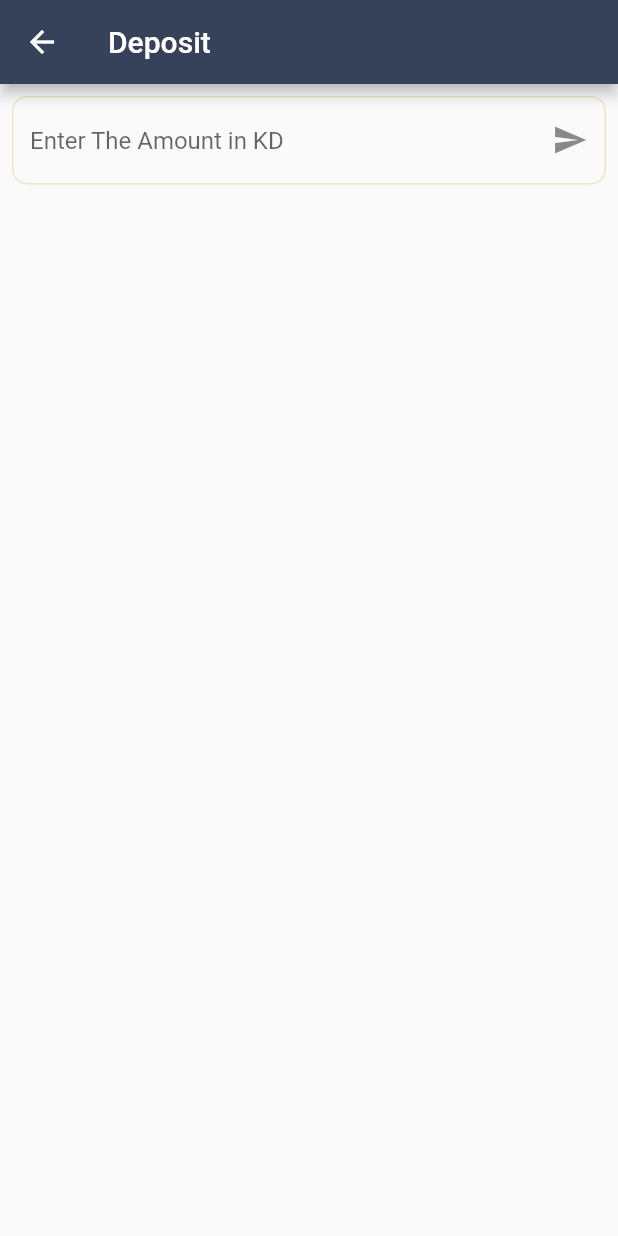
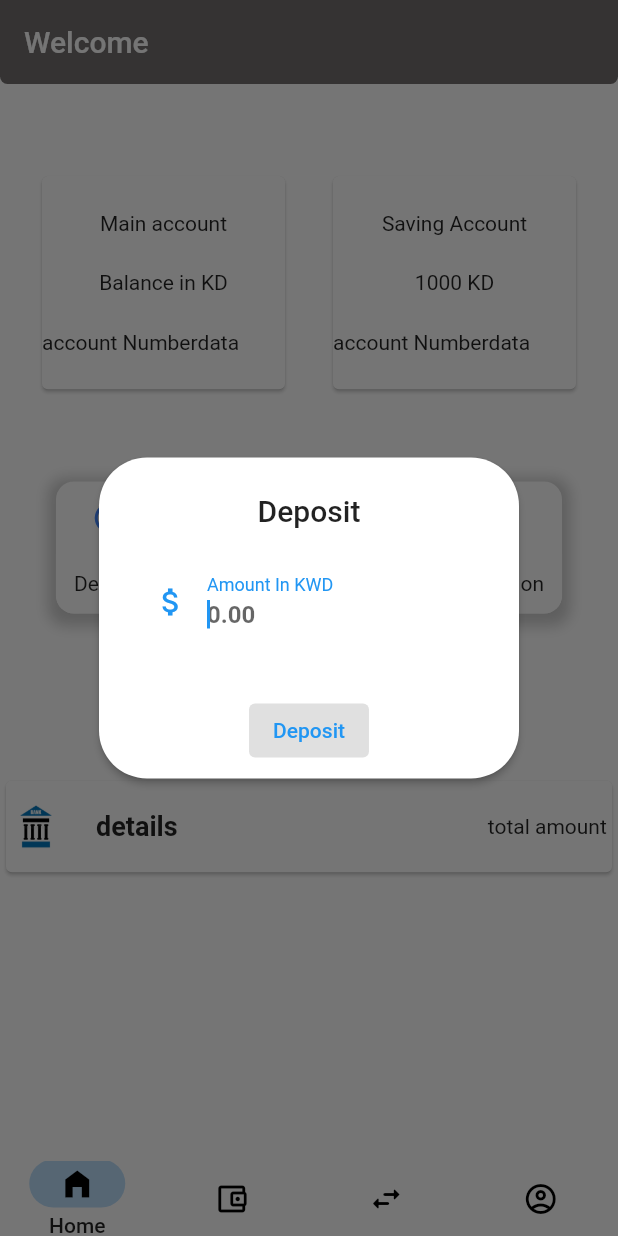
Before and after one commit to AbdulazizAlkhars/bank_app, a Flutter app: the ProfilePage screen opened by its route, after a tap on "Deposit", on a phone screen of 412 x 824 dp. Run offline on Flutter 3.47's test engine with Material 2 defaults, Android fonts, the phone set to English and light mode, and no system bars; our stand-ins replace dio, go_router, image_picker, shared_preferences; missing offline and left inert: jwt_decode; accounts and stored records are empty.

Commit message:
UI Mansour

```diff
--- a/lib/models/deposit.dart
+++ b/lib/models/deposit.dart
@@ -3,7 +3,11 @@ part 'deposit.g.dart';
 
 @JsonSerializable()
 class Deposit {
-  double amount;
-  String date = DateTime.now().toString().split(".").first;
+  int amount;
+
   Deposit({required this.amount});
+
+  factory Deposit.fromJson(Map<String, dynamic> json) =>
+      _$DepositFromJson(json);
+  Map<String, dynamic> toJson() => _$DepositToJson(this);
 }
--- a/lib/models/user.dart
+++ b/lib/models/user.dart
@@ -7,7 +7,7 @@ class User {
   String username;
   String? password;
   String? image;
-  double? balance;
+  int? balance;
   User(
       {this.id,
       required this.username,
--- /dev/null
+++ b/lib/models/withdrawal.dart
@@ -0,0 +1,13 @@
+import 'package:json_annotation/json_annotation.dart';
+part 'withdrawal.g.dart';
+
+@JsonSerializable()
+class Withdrawal {
+  double amount;
+  String date = DateTime.now().toString().split(".").first;
+  Withdrawal({required this.amount});
+
+  factory Withdrawal.fromJson(Map<String, dynamic> json) =>
+      _$WithdrawalFromJson(json);
+  Map<String, dynamic> toJson() => _$WithdrawalToJson(this);
+}
--- a/lib/pages/editprofile.dart
+++ b/lib/pages/editprofile.dart
@@ -1,6 +1,8 @@
 import 'package:bank_app/main.dart';
 import 'package:bank_app/providers/authprovider.dart';
+import 'package:bank_app/widget/deposit_open_dialog.dart';
 import 'package:flutter/material.dart';
+import 'package:flutter/services.dart';
 import 'package:flutter/src/foundation/key.dart';
 import 'package:flutter/src/widgets/framework.dart';
 import 'package:go_router/go_router.dart';
@@ -17,16 +19,8 @@ class ProfilePage extends StatefulWidget {
 
 class _ProfilePageState extends State<ProfilePage> {
   int index = 0;
-// final screens=[
-//   page1(),
-//   page1(),
-//   page1(),
-//   page1(),
-// ]
   @override
   Widget build(BuildContext context) {
-    // body:
-    // screens[index],
     var u = context.read<UserProvider>().user;
     return Scaffold(
       backgroundColor: Colors.white,
@@ -39,12 +33,12 @@ class _ProfilePageState extends State<ProfilePage> {
         ),
         backgroundColor: Color.fromARGB(255, 115, 112, 112),
         elevation: 0,
-        leading: Container(
-          width: 55,
-          child: Row(
-            children: [Align(), Icon(Icons.account_circle_outlined)],
-          ),
-        ),
+        // leading: Container(
+        //   width: 55,
+        //   child: Row(
+        //     children: [Align(), Icon(Icons.account_circle_outlined)],
+        //   ),
+        // ),
       ),
       bottomNavigationBar: NavigationBarTheme(
         data: NavigationBarThemeData(
@@ -65,7 +59,7 @@ class _ProfilePageState extends State<ProfilePage> {
                   selectedIcon: Icon(Icons.home_filled),
                   label: "Home"),
               NavigationDestination(
-                  icon: Icon(Icons.account_balance_wallet),
+                  icon: Icon(Icons.account_balance_wallet_outlined),
                   selectedIcon: Icon(Icons.account_balance_wallet),
                   label: "Account"),
               InkWell(
@@ -138,13 +132,18 @@ class _ProfilePageState extends State<ProfilePage> {
               child: Column(
                 children: [
                   Container(
-                    child: Icon(Icons.arrow_circle_left_sharp,
+                    child: Icon(Icons.add_circle_outline,
                         size: 24, color: Colors.blueAccent),
                     padding: const EdgeInsets.all(12),
                   ),
                   InkWell(
                     onTap: () {
-                      context.push("/deposit");
+                      showCashDialog(context, title: "Deposit",
+                          onSubmit: (value) {
+                        context.read<UserProvider>().addDeposit(value);
+
+                        print("Hello");
+                      }, buttonText: "Deposit");
                     },
                     child: Container(
                       decoration: const BoxDecoration(
@@ -178,7 +177,7 @@ class _ProfilePageState extends State<ProfilePage> {
               child: Column(
                 children: [
                   Container(
-                    child: Icon(Icons.arrow_circle_left_sharp,
+                    child: Icon(Icons.remove_circle_outline_rounded,
                         size: 24, color: Colors.blueAccent),
                     padding: const EdgeInsets.all(12),
                   ),
@@ -218,14 +217,16 @@ class _ProfilePageState extends State<ProfilePage> {
               child: Column(
                 children: [
                   Container(
-                    child: Icon(Icons.arrow_circle_left_sharp,
-                        size: 24, color: Colors.blueAccent),
+                    child: Icon(
+                        Icons.
+                            // list
+                            library_books_outlined,
+                        size: 24,
+                        color: Colors.blueAccent),
                     padding: const EdgeInsets.all(12),
                   ),
                   InkWell(
-                    onTap: () {
-                      context.push("/transfer");
-                    },
+                    onTap: () {},
                     child: Container(
                       decoration: const BoxDecoration(
                           color: Colors.white,
--- a/lib/providers/authprovider.dart
+++ b/lib/providers/authprovider.dart
@@ -1,4 +1,5 @@
 import 'dart:io';
+
 import 'package:flutter/material.dart';
 import 'package:jwt_decode/jwt_decode.dart';
 import 'package:shared_preferences/shared_preferences.dart';
@@ -65,4 +66,20 @@ class UserProvider extends ChangeNotifier {
     token = "";
     notifyListeners();
   }
+
+  void addDeposit(int amount) async {
+    user?.balance = (user?.balance ?? 0) + amount;
+    await AuthServices().addDepositService(amount);
+  }
+
+  void withDrawal(int amount) async {
+    if (amount < (user?.balance ?? 0) && user?.balance != 0) {
+      await AuthServices().withDrawalService(amount);
+      user?.balance = (user?.balance ?? 0) - amount;
+    }
+  }
+
+  void getTransactionsProvider() async {
+    await AuthServices().getTransactionsService();
+  }
 }
--- a/lib/services/authservices.dart
+++ b/lib/services/authservices.dart
@@ -1,3 +1,4 @@
+import 'package:bank_app/models/deposit.dart';
 import 'package:dio/dio.dart';
 
 import '../models/user.dart';
@@ -33,7 +34,21 @@ class AuthServices {
     }
     return token;
   }
+
+  Future<void> addDepositService(int deposit) async {
+    Deposit data = Deposit(amount: deposit);
+    var req = await Client.dio.post('/deposit', data: data.toJson());
+
+    // print("Network Error");
+  }
+
+  Future<void> withDrawalService(int deposit) async {
+    Deposit data = Deposit(amount: deposit);
+    var req = await Client.dio.post('/withdraw', data: data.toJson());
+  }
+
+  Future<void> getTransactionsService() async {
+    var res = await Client.dio.get('/transactions');
+    print(res.data);
+  }
 }
-
-bool mazaj = true;
-var e = ["Milk", if (mazaj) "Coffee", "Water"];
--- /dev/null
+++ b/lib/widget/deposit_open_dialog.dart
@@ -0,0 +1,103 @@
+import 'package:flutter/services.dart';
+import 'package:flutter/src/foundation/key.dart';
+import 'package:flutter/src/widgets/framework.dart';
+import 'package:flutter/material.dart';
+import 'package:flutter/foundation.dart';
+
+Future<void> showCashDialog(BuildContext context,
+    {required String title,
+    required void Function(int) onSubmit,
+    required String buttonText}) {
+  return showDialog(
+      context: context,
+      builder: (context) => DepositOpenDialog(
+            title: title,
+            onSubmit: onSubmit,
+            buttonText: buttonText,
+          ));
+}
+
+class DepositOpenDialog extends StatefulWidget {
+  final String title;
+  final String buttonText;
+
+  final void Function(int) onSubmit;
+  DepositOpenDialog(
+      {Key? key,
+      required this.title,
+      required this.onSubmit,
+      required this.buttonText})
+      : super(key: key);
+
+  @override
+  State<DepositOpenDialog> createState() => _DepositOpenDialogState();
+}
+
+class _DepositOpenDialogState extends State<DepositOpenDialog> {
+  late TextEditingController _controller;
+  bool isButtonActive = false;
+
+  @override
+  void initState() {
+    super.initState();
+    _controller = TextEditingController();
+    _controller.addListener(() {
+      final isButtonActive = _controller.text.isNotEmpty;
+      setState(() => this.isButtonActive = isButtonActive);
+    });
+  }
+
+  @override
+  void dispose() {
+    _controller.dispose();
+    super.dispose();
+  }
+
+  @override
+  Widget build(BuildContext context) {
+    return AlertDialog(
+        title: Text(
+          widget.title,
+          textAlign: TextAlign.center,
+        ),
+        content: TextField(
+          controller: _controller,
+          autofocus: true,
+          keyboardType: TextInputType.number,
+          inputFormatters: <TextInputFormatter>[
+            FilteringTextInputFormatter.digitsOnly,
+          ],
+          decoration: InputDecoration(
+            labelText: "Amount In KWD",
+            hintText: "0.00",
+            hintStyle: TextStyle(
+              fontWeight: FontWeight.bold,
+            ),
+            border: InputBorder.none,
+            prefixIcon: Icon(Icons.attach_money),
+          ),
+        ),
+        actions: [
+          Row(
+            mainAxisAlignment: MainAxisAlignment.center,
+            children: [
+              ElevatedButton(
+                  style: ElevatedButton.styleFrom(onSurface: Colors.blue),
+                  onPressed: isButtonActive
+                      ? () {
+                          setState(() => isButtonActive = false);
+                          _controller.clear();
+                        }
+                      : null,
+                  child: Text(widget.buttonText))
+            ],
+          ),
+          // ElevatedButton(onPressed: () {}, child: Text("Cancel")),
+        ],
+        elevation: 2,
+        backgroundColor: Colors.white,
+        shape: RoundedRectangleBorder(
+          borderRadius: BorderRadius.all(Radius.circular(32.0)),
+        ));
+  }
+}
--- a/pubspec.yaml
+++ b/pubspec.yaml
@@ -41,6 +41,9 @@ dependencies:
   dio: ^4.0.6
   jwt_decode: ^0.3.1
   shared_preferences: ^2.0.15
+  json_annotation: ^4.5.0
+  analyzer: ^4.1.0
+  json_serializable: ^6.2.0
 
 dev_dependencies:
   flutter_test:
```
Also changed, not shown: lib/main.dart (+5 -9 lines), lib/pages/deposit.dart (+29 -4 lines), lib/pages/transfer.dart (+64 -3 lines), lib/pages/withdrawal.dart (+64 -3 lines), lib/models/deposit.g.dart (added), lib/models/user.g.dart, lib/models/withdrawal.g.dart (added), pubspec.lock.
